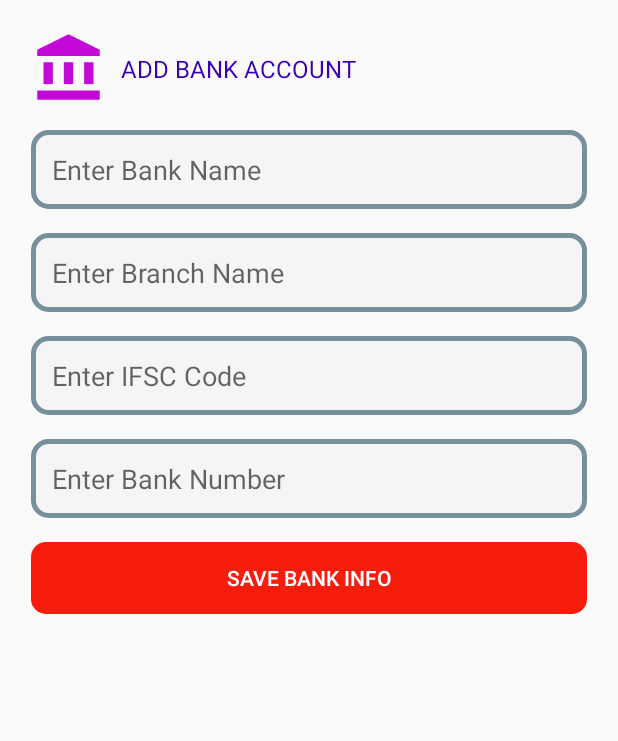
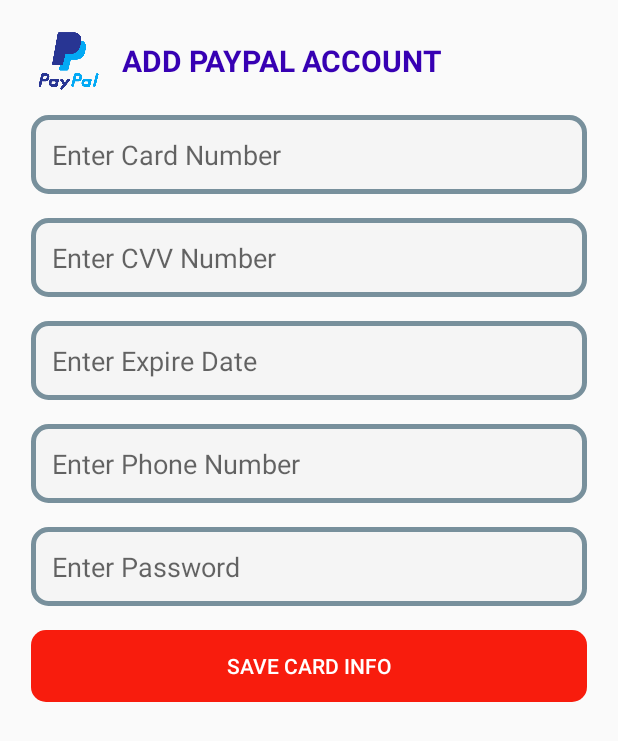
Before and after one commit to ali9733/ExpenseManager, an Android app: the layout custom_paypal_dialog.xml on its own in the app's theme, with its tools: preview values and no code run, on a phone screen of 412 x 824 dp. Shown: the top 741 px of the screen. Run offline under Robolectric (Android 15) with nearby library versions, the phone set to English and light mode, and no system bars.

Commit message:
add new layout for payment method and design is complete

```diff
--- a/app/src/main/res/layout/custom_paypal_dialog.xml
+++ b/app/src/main/res/layout/custom_paypal_dialog.xml
@@ -35,77 +35,92 @@
 
                 <ImageView
                     android:layout_width="50dp"
-                    android:layout_height="50dp"
-                    android:src="@drawable/bank" />
+                    android:layout_height="40dp"
+                    android:src="@drawable/paypal" />
 
                 <TextView
+                    android:textAlignment="center"
+                    android:textStyle="bold"
                     android:layout_marginLeft="10dp"
                     android:layout_width="wrap_content"
                     android:layout_height="wrap_content"
-                    android:text="ADD BANK ACCOUNT"
+                    android:text="ADD PAYPAL ACCOUNT"
                     android:textColor="@color/purple_700"
-                    android:textSize="16sp" />
+                    android:textSize="20sp" />
 
 
             </LinearLayout>
 
 
             <EditText
-                android:id="@+id/et_bank_name_id"
+                android:id="@+id/et_paypal_card_number_id"
                 android:layout_width="match_parent"
                 android:layout_height="wrap_content"
                 android:layout_marginTop="16dp"
                 android:background="@drawable/unselected_btn"
-                android:hint="Enter Bank Name"
-                android:inputType="text"
+                android:hint="Enter Card Number"
+                android:inputType="number"
                 android:padding="14dp"/>
 
             <EditText
-                android:id="@+id/et_branch_name_id"
+                android:id="@+id/et_paypal_card_cvv_id"
                 android:layout_width="match_parent"
                 android:layout_height="wrap_content"
                 android:layout_marginTop="16dp"
                 android:background="@drawable/unselected_btn"
-                android:hint="Enter Branch Name"
-                android:inputType="text"
+                android:hint="Enter CVV Number"
+                android:inputType="number"
                 android:padding="14dp"
                 app:layout_constraintEnd_toEndOf="parent"
                 app:layout_constraintStart_toStartOf="parent"
                 app:layout_constraintTop_toBottomOf="@+id/editText" />
 
             <EditText
-                android:id="@+id/et_ifsc_code_id"
+                android:id="@+id/et_paypal_card_expiry_id"
                 android:layout_width="match_parent"
                 android:layout_height="wrap_content"
                 android:layout_marginTop="16dp"
                 android:background="@drawable/unselected_btn"
-                android:hint="Enter IFSC Code"
-                android:inputType="text"
+                android:hint="Enter Expire Date"
+                android:inputType="number"
                 android:padding="14dp"
                 app:layout_constraintEnd_toEndOf="parent"
                 app:layout_constraintStart_toStartOf="parent"
                 app:layout_constraintTop_toBottomOf="@+id/editText2" />
 
             <EditText
-                android:id="@+id/et_bank_number_id"
+                android:id="@+id/et_paypal_phone_number_id"
                 android:layout_width="match_parent"
                 android:layout_height="wrap_content"
                 android:layout_marginTop="16dp"
                 android:background="@drawable/unselected_btn"
-                android:hint="Enter Bank Number"
+                android:hint="Enter Phone Number"
                 android:inputType="number"
                 android:padding="14dp"
                 app:layout_constraintEnd_toEndOf="parent"
                 app:layout_constraintStart_toStartOf="parent"
                 app:layout_constraintTop_toBottomOf="@+id/editText3" />
 
+            <EditText
+                android:id="@+id/et_paypal_password_id"
+                android:layout_width="match_parent"
+                android:layout_height="wrap_content"
+                android:layout_marginTop="16dp"
+                android:background="@drawable/unselected_btn"
+                android:hint="Enter Password"
+                android:inputType="numberPassword"
+                android:padding="14dp"
+                app:layout_constraintEnd_toEndOf="parent"
+                app:layout_constraintStart_toStartOf="parent"
+                app:layout_constraintTop_toBottomOf="@+id/editText3"/>
+
             <Button
-                android:id="@+id/save_bank_btn_id"
+                android:id="@+id/save_paypal_btn_id"
                 android:layout_width="match_parent"
                 android:layout_height="wrap_content"
                 android:layout_marginTop="16dp"
                 android:background="@drawable/btn_deisgn"
-                android:text="Save bank info"
+                android:text="Save card info"
                 android:textColor="@color/white"
                 app:layout_constraintEnd_toEndOf="parent"
                 app:layout_constraintStart_toStartOf="parent"
```
Also changed, not shown: app/src/main/res/layout/custom_paytm_dialog.xml (+31 -18 lines), app/src/main/res/layout/custom_phonepay_dialog.xml (+28 -15 lines).
